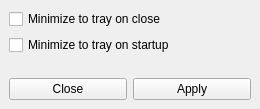
Old version of the form ui/settingswindow.ui in the repository AlexandrAlexeev7119/NvCtrl-linux.
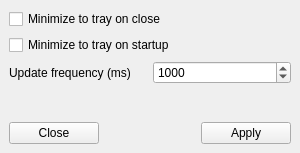
New version of the form.

Commit message: new settings: update frequency, some fixes

```diff
--- a/ui/settingswindow.ui
+++ b/ui/settingswindow.ui
@@ -6,8 +6,8 @@
    <rect>
     <x>0</x>
     <y>0</y>
-    <width>260</width>
-    <height>109</height>
+    <width>300</width>
+    <height>153</height>
    </rect>
   </property>
   <property name="windowTitle">
@@ -15,16 +15,29 @@
   </property>
   <widget class="QWidget" name="centralwidget">
    <layout class="QGridLayout" name="gridLayout_2">
-    <item row="2" column="0">
-     <widget class="QPushButton" name="pushButton_close_window">
-      <property name="text">
-       <string>Close</string>
-      </property>
-     </widget>
-    </item>
-    <item row="0" column="0" colspan="2">
+    <item row="0" column="0" colspan="3">
      <layout class="QGridLayout" name="gridLayout">
-      <item row="1" column="0">
+      <item row="2" column="1">
+       <widget class="QSpinBox" name="spinBox_update_freq_ms">
+        <property name="minimum">
+         <number>500</number>
+        </property>
+        <property name="maximum">
+         <number>10000</number>
+        </property>
+        <property name="value">
+         <number>1000</number>
+        </property>
+       </widget>
+      </item>
+      <item row="2" column="0">
+       <widget class="QLabel" name="label_update_freq_ms">
+        <property name="text">
+         <string>Update frequency (ms)</string>
+        </property>
+       </widget>
+      </item>
+      <item row="1" column="0" colspan="2">
        <widget class="QCheckBox" name="checkBox_minimize_to_tray_on_startup">
         <property name="layoutDirection">
          <enum>Qt::LeftToRight</enum>
@@ -34,7 +47,7 @@
         </property>
        </widget>
       </item>
-      <item row="0" column="0">
+      <item row="0" column="0" colspan="2">
        <widget class="QCheckBox" name="checkBox_minimize_to_tray_on_close">
         <property name="layoutDirection">
          <enum>Qt::LeftToRight</enum>
@@ -44,28 +57,35 @@
         </property>
        </widget>
       </item>
-      <item row="2" column="0">
-       <spacer name="verticalSpacer">
-        <property name="orientation">
-         <enum>Qt::Vertical</enum>
-        </property>
-        <property name="sizeHint" stdset="0">
-         <size>
-          <width>20</width>
-          <height>40</height>
-         </size>
-        </property>
-       </spacer>
-      </item>
      </layout>
     </item>
-    <item row="2" column="1">
+    <item row="4" column="0">
+     <widget class="QPushButton" name="pushButton_close_window">
+      <property name="text">
+       <string>Close</string>
+      </property>
+     </widget>
+    </item>
+    <item row="4" column="2">
      <widget class="QPushButton" name="pushButton_apply_settings">
       <property name="text">
        <string>Apply</string>
       </property>
      </widget>
     </item>
+    <item row="2" column="1">
+     <spacer name="verticalSpacer">
+      <property name="orientation">
+       <enum>Qt::Vertical</enum>
+      </property>
+      <property name="sizeHint" stdset="0">
+       <size>
+        <width>20</width>
+        <height>40</height>
+       </size>
+      </property>
+     </spacer>
+    </item>
    </layout>
   </widget>
  </widget>
```
The commit also changes 6 other files.
